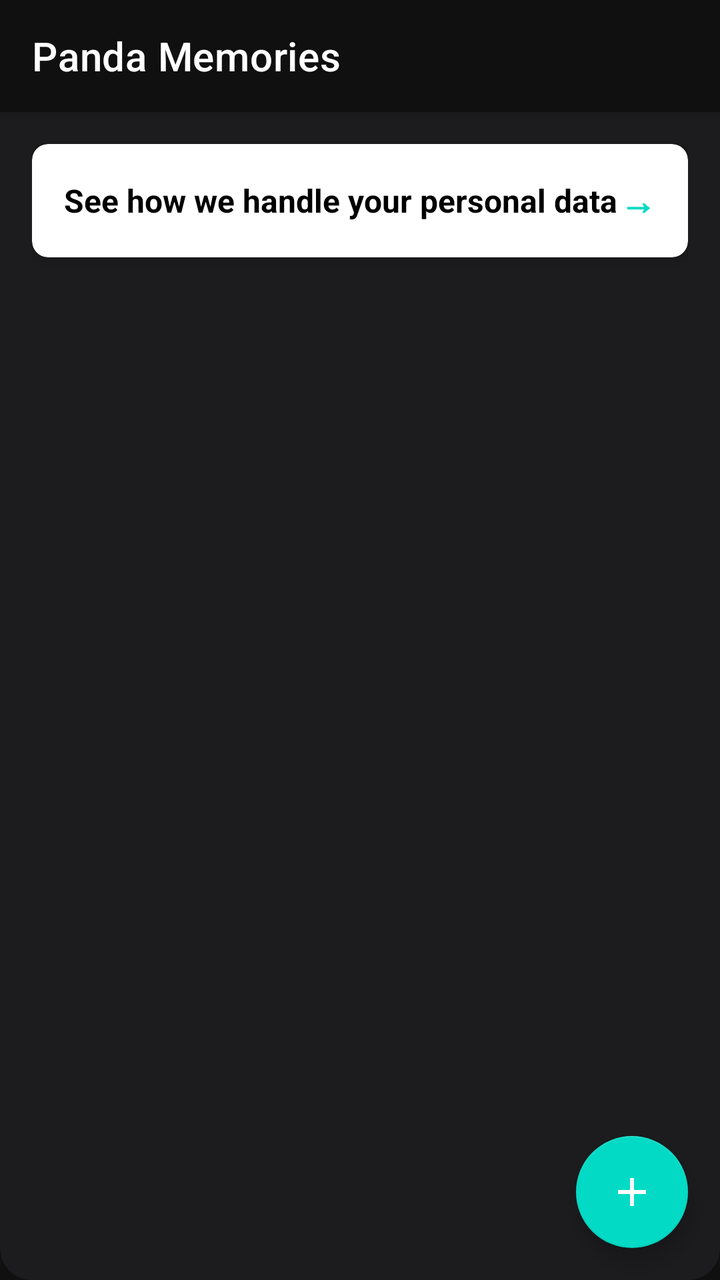
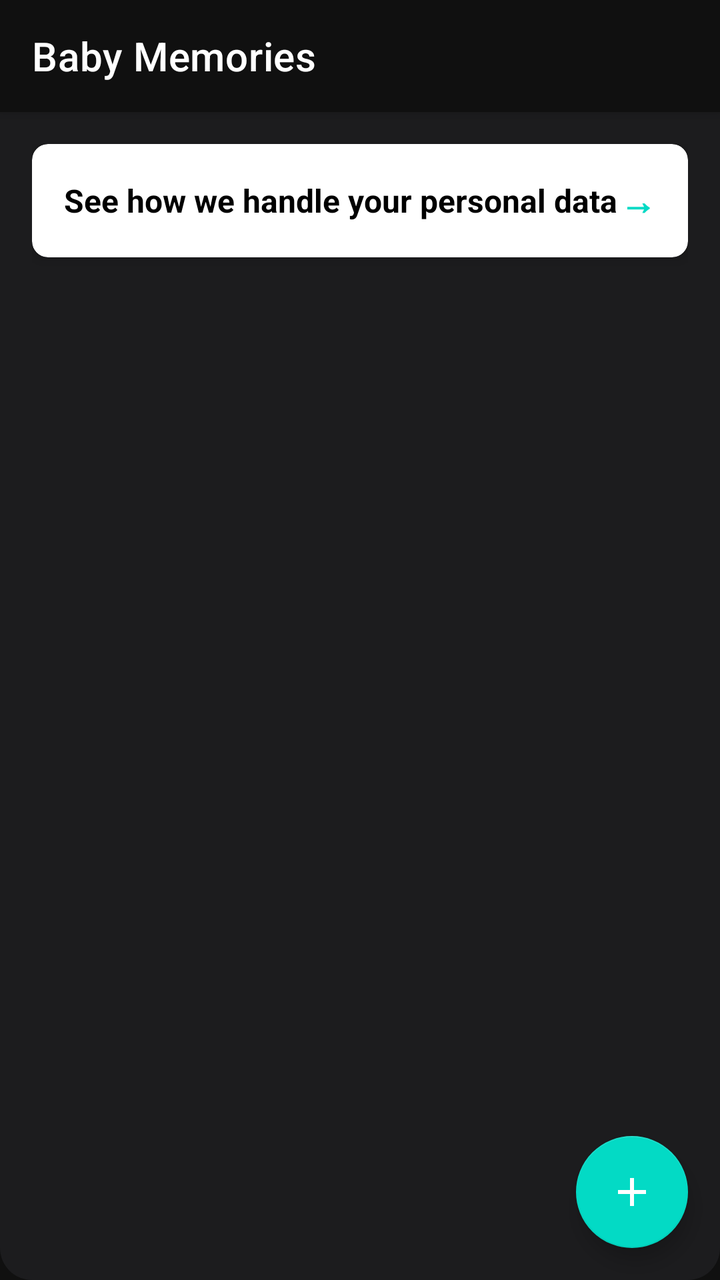

Before-and-after screenshots of an Android layout around one commit, followed by the original layout XML and the change that was made.
<!-- AndroidManifest.xml: activity theme Theme.Blurr -->
<!-- res/layout/activity_memories.xml -->
<?xml version="1.0" encoding="utf-8"?>
<androidx.coordinatorlayout.widget.CoordinatorLayout xmlns:android="http://schemas.android.com/apk/res/android"
    xmlns:app="http://schemas.android.com/apk/res-auto"
    android:layout_width="match_parent"
    android:layout_height="match_parent"
    android:background="@drawable/bg_solid"
    android:fitsSystemWindows="true">

    <com.google.android.material.appbar.AppBarLayout
        android:layout_width="match_parent"
        android:layout_height="wrap_content"
        android:background="@color/primary">

        <androidx.appcompat.widget.Toolbar
            android:id="@+id/toolbar"
            android:layout_width="match_parent"
            android:layout_height="?attr/actionBarSize"
            android:theme="@style/ThemeOverlay.AppCompat.Dark.ActionBar"
            app:title="Panda Memories"
            app:titleTextColor="@android:color/white" />

    </com.google.android.material.appbar.AppBarLayout>

    <androidx.core.widget.NestedScrollView
        android:layout_width="match_parent"
        android:layout_height="match_parent"
        android:fillViewport="true"
        app:layout_behavior="@string/appbar_scrolling_view_behavior">

        <LinearLayout
            android:layout_width="match_parent"
            android:layout_height="wrap_content"
            android:orientation="vertical"
            android:padding="16dp">

            
            <com.google.android.material.card.MaterialCardView
                android:id="@+id/privacyCard"
                android:layout_width="match_parent"
                android:layout_height="wrap_content"
                android:layout_marginBottom="16dp"
                app:cardCornerRadius="8dp"
                app:cardElevation="4dp"
                app:cardBackgroundColor="@color/surface">

                <LinearLayout
                    android:layout_width="match_parent"
                    android:layout_height="wrap_content"
                    android:orientation="horizontal"
                    android:padding="16dp"
                    android:gravity="center_vertical">

                    <TextView
                        android:layout_width="0dp"
                        android:layout_height="wrap_content"
                        android:layout_weight="1"
                        android:text="See how we handle your personal data"
                        android:textColor="@color/text_primary"
                        android:textSize="16sp"
                        android:textStyle="bold" />

                    <TextView
                        android:layout_width="wrap_content"
                        android:layout_height="wrap_content"
                        android:text="→"
                        android:textColor="@color/accent"
                        android:textSize="18sp"
                        android:textStyle="bold" />

                </LinearLayout>

            </com.google.android.material.card.MaterialCardView>



            
            <androidx.recyclerview.widget.RecyclerView
                android:id="@+id/memoriesRecyclerView"
                android:layout_width="match_parent"
                android:layout_height="wrap_content"
                android:clipToPadding="false" />

            
            <TextView
                android:id="@+id/emptyStateText"
                android:layout_width="wrap_content"
                android:layout_height="wrap_content"
                android:layout_gravity="center"
                android:layout_marginTop="32dp"
                android:text="No memories yet.\nTap the + button to add your first memory!"
                android:textAlignment="center"
                android:textSize="16sp"
                android:textColor="@color/text_secondary"
                android:visibility="gone" />

        </LinearLayout>

    </androidx.core.widget.NestedScrollView>

    <com.google.android.material.floatingactionbutton.FloatingActionButton
        android:id="@+id/addMemoryFab"
        android:layout_width="wrap_content"
        android:layout_height="wrap_content"
        android:layout_gravity="bottom|end"
        android:layout_margin="16dp"
        android:src="@drawable/ic_add"
        app:backgroundTint="@color/accent"
        app:tint="@android:color/white" />

</androidx.coordinatorlayout.widget.CoordinatorLayout>
<!-- resources referenced by this layout -->
<resources>
  <color name="accent">#03DAC5</color>
  <color name="primary">#101010</color>
  <color name="surface">#FFFFFF</color>
  <color name="text_primary">#000000</color>
  <color name="text_secondary">#666666</color>
  <!-- drawable bg_solid (drawable) -->
  <?xml version="1.0" encoding="utf-8"?>
  <shape xmlns:android="http://schemas.android.com/apk/res/android">
  <solid android:color="@color/panel_background"/>
  <corners android:radius="16dp"/>
  </shape>
  <!-- drawable ic_add (drawable) -->
  <vector xmlns:android="http://schemas.android.com/apk/res/android"
      android:width="24dp"
      android:height="24dp"
      android:viewportWidth="24"
      android:viewportHeight="24">
      <path
          android:fillColor="@android:color/white"
          android:pathData="M19,13h-6v6h-2v-6H5v-2h6V5h2v6h6v2z"/>
  </vector>
  <style name="Theme.Blurr" parent="Theme.MaterialComponents.Light.NoActionBar">
          
          <item name="colorPrimary">@color/primary</item>
          <item name="colorPrimaryVariant">@color/primary</item>
          <item name="colorOnPrimary">@color/white</item>
  
          <item name="colorSecondary">@color/teal_200</item>
          <item name="colorSecondaryVariant">@color/teal_700</item>
          <item name="colorOnSecondary">@color/black</item>
  
          <item name="colorSurface">@color/surface</item>
          <item name="colorOnSurface">@color/text_primary</item>
  
          <item name="android:statusBarColor" tools:targetApi="l">?attr/colorPrimaryVariant</item>
          <item name="android:windowBackground">@color/background</item>
          <item name="android:colorBackground">@color/background</item>
          
          
          <item name="android:windowLightStatusBar" tools:targetApi="m">false</item>
          <item name="android:windowLightNavigationBar" tools:targetApi="o">false</item>
      </style>
  <color name="panel_background">#FF1C1C1E</color>
  <color name="white">#FFFFFFFF</color>
  <color name="teal_200">#FF03DAC5</color>
  <color name="teal_700">#FF018786</color>
  <color name="black">#FF000000</color>
  <color name="background">#101010</color>
</resources>

<!-- the commit's change to res/layout/activity_memories.xml (unified diff, before → after) -->
@@ -16,7 +16,7 @@
             android:layout_width="match_parent"
             android:layout_height="?attr/actionBarSize"
             android:theme="@style/ThemeOverlay.AppCompat.Dark.ActionBar"
-            app:title="Panda Memories"
+            app:title="Baby Memories"
             app:titleTextColor="@android:color/white" />
 
     </com.google.android.material.appbar.AppBarLayout>
<!-- resource entries referenced after the edit -->
@@ -41,6 +41,7 @@
           
           <item name="android:windowLightStatusBar" tools:targetApi="m">false</item>
           <item name="android:windowLightNavigationBar" tools:targetApi="o">false</item>
+          <item name="alertDialogTheme">@style/Theme.Blurr.AlertDialog</item>
       </style>
   <color name="panel_background">#FF1C1C1E</color>
   <color name="white">#FFFFFFFF</color>
@@ -48,5 +49,12 @@
   <color name="teal_700">#FF018786</color>
   <color name="black">#FF000000</color>
   <color name="background">#101010</color>
+  <style name="Theme.Blurr.AlertDialog" parent="Theme.AppCompat.Dialog.Alert">
+          <item name="android:background">@color/panel_background</item>
+          <item name="android:textColorPrimary">@color/white</item>
+          <item name="android:textColorSecondary">#BDBDBD</item>
+          <item name="colorAccent">@color/orange</item>
+      </style>
+  <color name="orange">#FFBC87</color>
 </resources>
 
